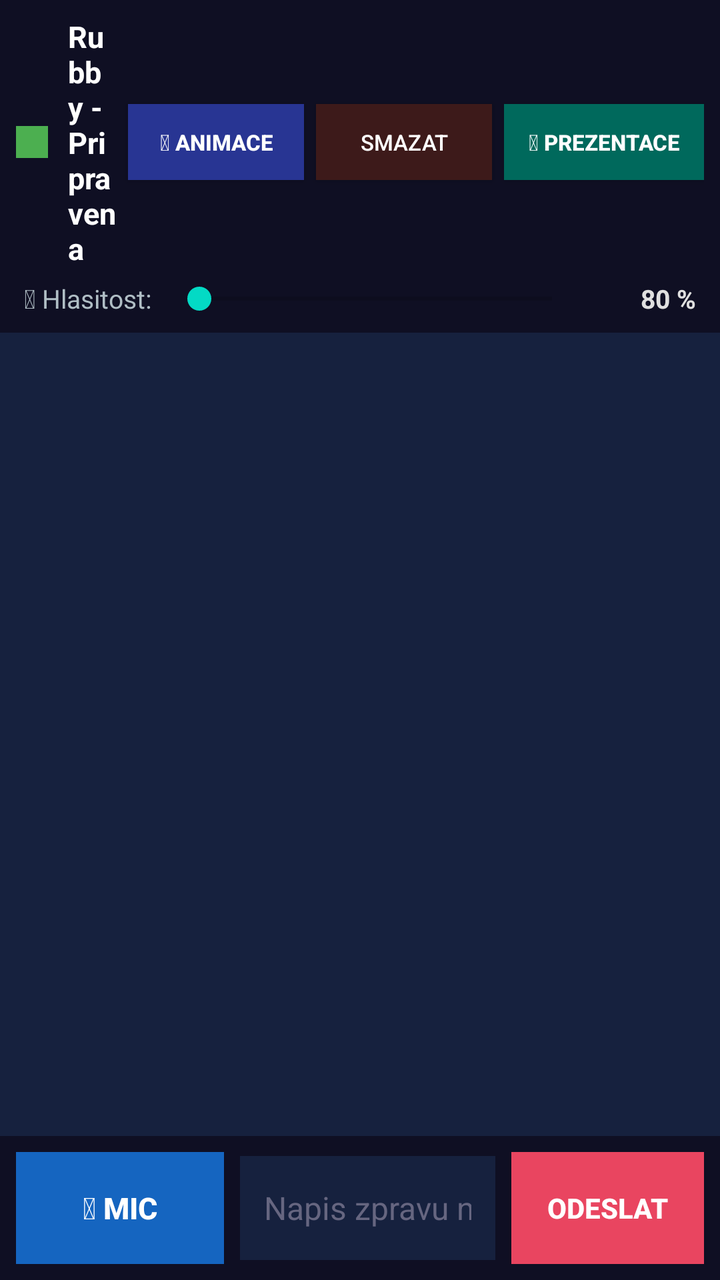
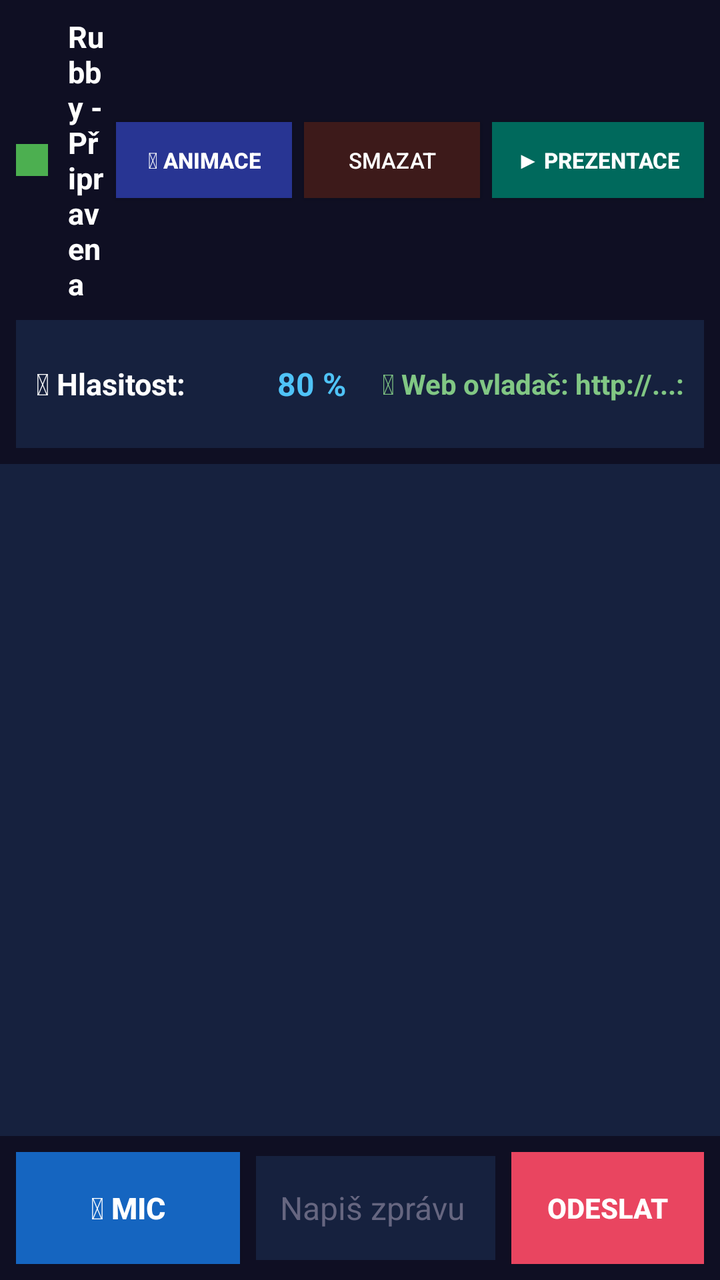

Screens rendered from an Android XML layout before and after an edit, with the pre-edit source and the edit as a unified diff.
<!-- AndroidManifest.xml: application theme Theme.MyApplication -->
<!-- res/layout/activity_main.xml -->
<?xml version="1.0" encoding="utf-8"?>
<FrameLayout xmlns:android="http://schemas.android.com/apk/res/android"
    xmlns:tools="http://schemas.android.com/tools"
    android:layout_width="match_parent"
    android:layout_height="match_parent"
    android:fitsSystemWindows="true"
    android:background="#1a1a2e"
    tools:context=".MainActivity">

    
    
    
    <RelativeLayout
        android:id="@+id/adminContainer"
        android:layout_width="match_parent"
        android:layout_height="match_parent"
        android:background="#1a1a2e"
        android:visibility="visible">

        
        <LinearLayout
            android:id="@+id/inputArea"
            android:layout_width="match_parent"
            android:layout_height="wrap_content"
            android:layout_alignParentBottom="true"
            android:minHeight="68dp"
            android:orientation="horizontal"
            android:padding="8dp"
            android:gravity="center_vertical"
            android:background="#0f0f23">

            <Button
                android:id="@+id/btnMic"
                android:layout_width="104dp"
                android:layout_height="56dp"
                android:text="&#x1F3A4; MIC"
                android:textSize="15sp"
                android:textStyle="bold"
                android:textColor="#ffffff"
                android:background="#1565C0" />

            <EditText
                android:id="@+id/etInput"
                android:layout_width="0dp"
                android:layout_height="52dp"
                android:layout_weight="1"
                android:layout_marginStart="8dp"
                android:layout_marginEnd="8dp"
                android:hint="Napis zpravu nebo klikni na mikrofon..."
                android:textColorHint="#666680"
                android:textColor="#e0e0e0"
                android:textSize="16sp"
                android:background="#16213e"
                android:paddingStart="12dp"
                android:paddingEnd="12dp"
                android:inputType="text"
                android:imeOptions="actionSend"
                android:singleLine="true" />

            <Button
                android:id="@+id/btnSend"
                android:layout_width="wrap_content"
                android:layout_height="56dp"
                android:text="ODESLAT"
                android:textSize="14sp"
                android:textStyle="bold"
                android:textColor="#ffffff"
                android:background="#e94560"
                android:paddingStart="18dp"
                android:paddingEnd="18dp" />
        </LinearLayout>

        
        <LinearLayout
            android:id="@+id/statusBar"
            android:layout_width="match_parent"
            android:layout_height="wrap_content"
            android:layout_alignParentTop="true"
            android:orientation="vertical"
            android:background="#0f0f23"
            android:padding="8dp">

            
            <LinearLayout
                android:layout_width="match_parent"
                android:layout_height="wrap_content"
                android:orientation="horizontal"
                android:gravity="center_vertical">

                <View
                    android:id="@+id/statusIndicator"
                    android:layout_width="16dp"
                    android:layout_height="16dp"
                    android:background="#4CAF50" />

                <TextView
                    android:id="@+id/tvStatus"
                    android:layout_width="0dp"
                    android:layout_height="wrap_content"
                    android:layout_weight="1"
                    android:layout_marginStart="10dp"
                    android:text="Rubby - Pripravena"
                    android:textColor="#ffffff"
                    android:textStyle="bold"
                    android:textSize="15sp" />

                <Spinner
                    android:id="@+id/spinnerLlm"
                    android:layout_width="wrap_content"
                    android:layout_height="38dp"
                    android:layout_marginEnd="6dp"
                    android:background="#1a1a4e"
                    android:backgroundTint="#7c7cff"
                    android:popupBackground="#0f0f23"
                    android:padding="4dp" />

                <Button
                    android:id="@+id/btnAnimations"
                    android:layout_width="wrap_content"
                    android:layout_height="38dp"
                    android:layout_marginEnd="6dp"
                    android:text="&#x1F3AD; ANIMACE"
                    android:textSize="11sp"
                    android:textStyle="bold"
                    android:textColor="#ffffff"
                    android:background="#283593"
                    android:paddingStart="10dp"
                    android:paddingEnd="10dp" />

                <Button
                    android:id="@+id/btnClear"
                    android:layout_width="wrap_content"
                    android:layout_height="38dp"
                    android:layout_marginEnd="6dp"
                    android:text="SMAZAT"
                    android:textSize="11sp"
                    android:textColor="#ffffff"
                    android:background="#3d1a1a"
                    android:paddingStart="10dp"
                    android:paddingEnd="10dp" />

                <Button
                    android:id="@+id/btnSwitchToVisitor"
                    android:layout_width="wrap_content"
                    android:layout_height="38dp"
                    android:text="&#x1F441; PREZENTACE"
                    android:textSize="11sp"
                    android:textStyle="bold"
                    android:textColor="#ffffff"
                    android:background="#00695C"
                    android:paddingStart="12dp"
                    android:paddingEnd="12dp" />
            </LinearLayout>

            
            <LinearLayout
                android:layout_width="match_parent"
                android:layout_height="wrap_content"
                android:orientation="horizontal"
                android:gravity="center_vertical"
                android:layout_marginTop="6dp"
                android:paddingStart="4dp"
                android:paddingEnd="4dp">

                <TextView
                    android:layout_width="wrap_content"
                    android:layout_height="wrap_content"
                    android:text="&#x1F50A; Hlasitost:"
                    android:textColor="#b0bec5"
                    android:textSize="13sp" />

                <SeekBar
                    android:id="@+id/seekBarVolume"
                    android:layout_width="0dp"
                    android:layout_height="wrap_content"
                    android:layout_weight="1"
                    android:layout_marginStart="8dp"
                    android:layout_marginEnd="8dp"
                    android:max="15" />

                <TextView
                    android:id="@+id/tvVolumePercent"
                    android:layout_width="48dp"
                    android:layout_height="wrap_content"
                    android:gravity="end"
                    android:text="80 %"
                    android:textColor="#e0e0e0"
                    android:textSize="13sp"
                    android:textStyle="bold" />
            </LinearLayout>
        </LinearLayout>

        
        <ScrollView
            android:id="@+id/scrollView"
            android:layout_width="match_parent"
            android:layout_height="match_parent"
            android:layout_below="@id/statusBar"
            android:layout_above="@id/inputArea"
            android:fillViewport="true"
            android:background="#16213e"
            android:padding="12dp">

            <TextView
                android:id="@+id/tvChatLog"
                android:layout_width="match_parent"
                android:layout_height="wrap_content"
                android:textColor="#c8d6e5"
                android:textSize="17sp"
                android:lineSpacingMultiplier="1.4" />
        </ScrollView>
    </RelativeLayout>

    
    
    
    <RelativeLayout
        android:id="@+id/visitorContainer"
        android:layout_width="match_parent"
        android:layout_height="match_parent"
        android:background="#102A43"
        android:padding="20dp"
        android:visibility="gone">

        
        <LinearLayout
            android:id="@+id/visitorHeader"
            android:layout_width="match_parent"
            android:layout_height="wrap_content"
            android:layout_alignParentTop="true"
            android:orientation="horizontal"
            android:gravity="center_vertical">

            <TextView
                android:layout_width="0dp"
                android:layout_height="wrap_content"
                android:layout_weight="1"
                android:text="Inovacni centrum Usteckeho kraje (ICUK)"
                android:textColor="#B0BEC5"
                android:textSize="16sp"
                android:textStyle="bold" />

            <Button
                android:id="@+id/btnSwitchToAdmin"
                android:layout_width="wrap_content"
                android:layout_height="38dp"
                android:text="&#x2699; NASTAVENI / CHAT"
                android:textSize="11sp"
                android:textColor="#ECEFF1"
                android:background="#263238"
                android:paddingStart="12dp"
                android:paddingEnd="12dp" />
        </LinearLayout>

        
        <LinearLayout
            android:layout_width="match_parent"
            android:layout_height="match_parent"
            android:layout_below="@id/visitorHeader"
            android:layout_above="@+id/visitorBottomBar"
            android:orientation="vertical"
            android:gravity="center"
            android:padding="12dp">

            
            <LinearLayout
                android:layout_width="wrap_content"
                android:layout_height="wrap_content"
                android:background="#FFFFFF"
                android:paddingStart="28dp"
                android:paddingEnd="28dp"
                android:paddingTop="14dp"
                android:paddingBottom="14dp"
                android:gravity="center">

                <ImageView
                    android:id="@+id/ivIcukLogo"
                    android:layout_width="280dp"
                    android:layout_height="96dp"
                    android:scaleType="fitCenter"
                    android:src="@drawable/icuk_logo"
                    android:contentDescription="ICUK Logo" />
            </LinearLayout>

            <TextView
                android:id="@+id/tvVisitorStateTitle"
                android:layout_width="match_parent"
                android:layout_height="wrap_content"
                android:layout_marginTop="24dp"
                android:gravity="center"
                android:text="&#x1F7E2; PRIPRAVENA K ROZHOVORU"
                android:textColor="#FFFFFF"
                android:textSize="32sp"
                android:textStyle="bold" />

            <TextView
                android:id="@+id/tvVisitorStateSubtitle"
                android:layout_width="match_parent"
                android:layout_height="wrap_content"
                android:layout_marginTop="12dp"
                android:gravity="center"
                android:text="Oslov me jmenem &quot;Rubby&quot;, pohlad me po hlave nebo klepni na tlacitko mikrofonu dole!"
                android:textColor="#E0E0E0"
                android:textSize="20sp" />
        </LinearLayout>

        
        <LinearLayout
            android:id="@+id/visitorBottomBar"
            android:layout_width="match_parent"
            android:layout_height="wrap_content"
            android:layout_alignParentBottom="true"
            android:orientation="horizontal"
            android:gravity="center">

            <Button
                android:id="@+id/btnVisitorMic"
                android:layout_width="0dp"
                android:layout_height="72dp"
                android:layout_weight="1"
                android:layout_marginEnd="12dp"
                android:text="&#x1F3A4;  MLUVIT S RUBBY"
                android:textSize="20sp"
                android:textStyle="bold"
                android:textColor="#FFFFFF"
                android:background="#1565C0" />

            <Button
                android:id="@+id/btnVisitorAnimations"
                android:layout_width="wrap_content"
                android:layout_height="72dp"
                android:text="&#x1F3AD;  CO VSECHNO UMIM?"
                android:textSize="16sp"
                android:textStyle="bold"
                android:textColor="#FFFFFF"
                android:background="#6A1B9A"
                android:paddingStart="20dp"
                android:paddingEnd="20dp" />
        </LinearLayout>
    </RelativeLayout>

</FrameLayout>
<!-- resources referenced by this layout -->
<resources>
  <!-- drawable icuk_logo: png bitmap (drawable, 17772 bytes) -->
  <style name="Theme.MyApplication" parent="Theme.AppCompat.Light.NoActionBar">
          <item name="colorPrimary">#1a1a2e</item>
          <item name="colorPrimaryDark">#0f0f23</item>
          <item name="colorAccent">@color/teal_200</item>
          
          <item name="android:windowFullscreen">true</item>
          <item name="android:windowNoTitle">true</item>
      </style>
  <color name="teal_200">#FF03DAC5</color>
</resources>

<!-- the commit's change to res/layout/activity_main.xml (unified diff, before → after) -->
@@ -31,7 +31,7 @@
 
             <Button
                 android:id="@+id/btnMic"
-                android:layout_width="104dp"
+                android:layout_width="112dp"
                 android:layout_height="56dp"
                 android:text="&#x1F3A4; MIC"
                 android:textSize="15sp"
@@ -46,7 +46,7 @@
                 android:layout_weight="1"
                 android:layout_marginStart="8dp"
                 android:layout_marginEnd="8dp"
-                android:hint="Napis zpravu nebo klikni na mikrofon..."
+                android:hint="Napiš zprávu nebo klikni na mikrofon..."
                 android:textColorHint="#666680"
                 android:textColor="#e0e0e0"
                 android:textSize="16sp"
@@ -99,7 +99,7 @@
                     android:layout_height="wrap_content"
                     android:layout_weight="1"
                     android:layout_marginStart="10dp"
-                    android:text="Rubby - Pripravena"
+                    android:text="Rubby - Připravena"
                     android:textColor="#ffffff"
                     android:textStyle="bold"
                     android:textSize="15sp" />
@@ -143,7 +143,7 @@
                     android:id="@+id/btnSwitchToVisitor"
                     android:layout_width="wrap_content"
                     android:layout_height="38dp"
-                    android:text="&#x1F441; PREZENTACE"
+                    android:text="&#x25B6; PREZENTACE"
                     android:textSize="11sp"
                     android:textStyle="bold"
                     android:textColor="#ffffff"
@@ -156,36 +156,53 @@
             <LinearLayout
                 android:layout_width="match_parent"
                 android:layout_height="wrap_content"
+                android:minHeight="58dp"
                 android:orientation="horizontal"
                 android:gravity="center_vertical"
-                android:layout_marginTop="6dp"
-                android:paddingStart="4dp"
-                android:paddingEnd="4dp">
+                android:layout_marginTop="8dp"
+                android:paddingTop="8dp"
+                android:paddingBottom="8dp"
+                android:paddingStart="10dp"
+                android:paddingEnd="10dp"
+                android:background="#16213e">
 
                 <TextView
                     android:layout_width="wrap_content"
                     android:layout_height="wrap_content"
                     android:text="&#x1F50A; Hlasitost:"
-                    android:textColor="#b0bec5"
-                    android:textSize="13sp" />
+                    android:textColor="#ffffff"
+                    android:textStyle="bold"
+                    android:textSize="15sp" />
 
                 <SeekBar
                     android:id="@+id/seekBarVolume"
                     android:layout_width="0dp"
-                    android:layout_height="wrap_content"
+                    android:layout_height="48dp"
                     android:layout_weight="1"
-                    android:layout_marginStart="8dp"
-                    android:layout_marginEnd="8dp"
+                    android:layout_marginStart="12dp"
+                    android:layout_marginEnd="12dp"
+                    android:paddingTop="12dp"
+                    android:paddingBottom="12dp"
                     android:max="15" />
 
                 <TextView
                     android:id="@+id/tvVolumePercent"
-                    android:layout_width="48dp"
+                    android:layout_width="56dp"
                     android:layout_height="wrap_content"
                     android:gravity="end"
                     android:text="80 %"
-                    android:textColor="#e0e0e0"
-                    android:textSize="13sp"
+                    android:textColor="#4FC3F7"
+                    android:textSize="16sp"
+                    android:textStyle="bold" />
+
+                <TextView
+                    android:id="@+id/tvRemoteUrlAdmin"
+                    android:layout_width="wrap_content"
+                    android:layout_height="wrap_content"
+                    android:layout_marginStart="18dp"
+                    android:text="&#x1F310; Web ovladač: http://...:8080"
+                    android:textColor="#81C784"
+                    android:textSize="14sp"
                     android:textStyle="bold" />
             </LinearLayout>
         </LinearLayout>
@@ -235,17 +252,28 @@
                 android:layout_width="0dp"
                 android:layout_height="wrap_content"
                 android:layout_weight="1"
-                android:text="Inovacni centrum Usteckeho kraje (ICUK)"
+                android:text="Inovační centrum Ústeckého kraje (ICUK)"
                 android:textColor="#B0BEC5"
                 android:textSize="16sp"
                 android:textStyle="bold" />
 
+            <TextView
+                android:id="@+id/tvRemoteUrlVisitor"
+                android:layout_width="wrap_content"
+                android:layout_height="wrap_content"
+                android:layout_marginEnd="14dp"
+                android:text="&#x1F310; Web ovladač: http://...:8080"
+                android:textColor="#90CAF9"
+                android:textSize="14sp"
+                android:textStyle="bold" />
+
             <Button
                 android:id="@+id/btnSwitchToAdmin"
                 android:layout_width="wrap_content"
                 android:layout_height="38dp"
-                android:text="&#x2699; NASTAVENI / CHAT"
+                android:text="&#x2699; NASTAVENÍ / CHAT"
                 android:textSize="11sp"
+                android:textStyle="bold"
                 android:textColor="#ECEFF1"
                 android:background="#263238"
                 android:paddingStart="12dp"
@@ -288,7 +316,7 @@
                 android:layout_height="wrap_content"
                 android:layout_marginTop="24dp"
                 android:gravity="center"
-                android:text="&#x1F7E2; PRIPRAVENA K ROZHOVORU"
+                android:text="&#x25CF; PŘIPRAVENA K ROZHOVORU"
                 android:textColor="#FFFFFF"
                 android:textSize="32sp"
                 android:textStyle="bold" />
@@ -299,7 +327,7 @@
                 android:layout_height="wrap_content"
                 android:layout_marginTop="12dp"
                 android:gravity="center"
-                android:text="Oslov me jmenem &quot;Rubby&quot;, pohlad me po hlave nebo klepni na tlacitko mikrofonu dole!"
+                android:text="Oslov mě jménem „Rubby“, pohlaď mě po hlavě nebo klepni na tlačítko mikrofonu dole!"
                 android:textColor="#E0E0E0"
                 android:textSize="20sp" />
         </LinearLayout>
@@ -329,7 +357,7 @@
                 android:id="@+id/btnVisitorAnimations"
                 android:layout_width="wrap_content"
                 android:layout_height="72dp"
-                android:text="&#x1F3AD;  CO VSECHNO UMIM?"
+                android:text="&#x1F3AD;  CO VŠECHNO UMÍM?"
                 android:textSize="16sp"
                 android:textStyle="bold"
                 android:textColor="#FFFFFF"
